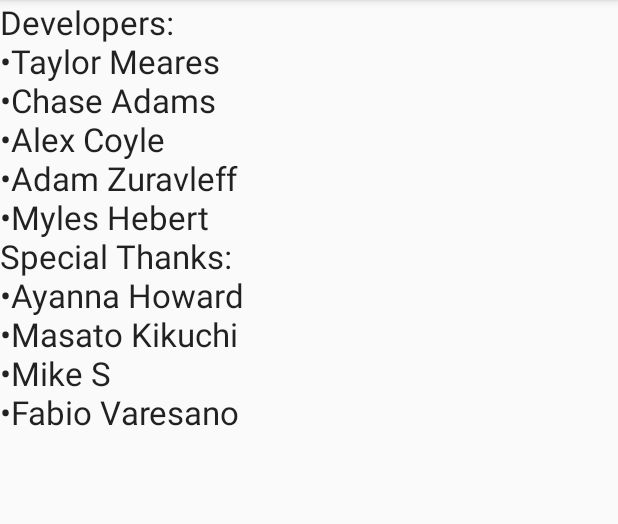
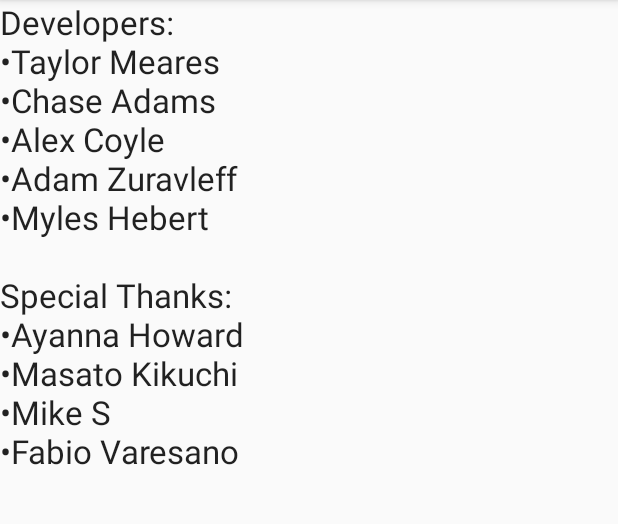
Before and after one commit to chaseadams509/Shared_VirtualDrummer, an Android app: the Credits screen opened directly, with no data from a screen before it, on a phone screen of 412 x 824 dp, the part 84-608 px from its top. Run offline under Robolectric (Android 15) with nearby library versions, the light colour scheme and no system bars.

Commit message:
Credit udpate

```diff
--- a/app/src/main/res/values/strings.xml
+++ b/app/src/main/res/values/strings.xml
@@ -13,7 +13,7 @@
     <string name="set_lefthand">Left Handed</string>
     <string name="set_righthand">Right Handed</string>
     <string name="credits_text">Developers:\n•Taylor Meares\n•Chase Adams\n•Alex Coyle\n•Adam Zuravleff\n•Myles Hebert
-    \nSpecial Thanks:\n•Ayanna Howard\n•Masato Kikuchi\n•Mike S\n•Fabio Varesano</string>
+    \n&#160;\nSpecial Thanks:\n•Ayanna Howard\n•Masato Kikuchi\n•Mike S\n•Fabio Varesano</string>
     <!--
     <string name="drum_bass">Bass</string>
     <string name="drum_hihat">HiHat</string>
@@ -51,7 +51,7 @@
     <string name="set_lefthand_j">左利き</string>
     <string name="set_righthand_j">右利き</string>
     <string name="credits_text_j">開発者:\n•Taylor Meares\n•Chase Adams\n•Alex Coyle\n•Adam Zuravleff\n•Myles Hebert
-    \ありがとうございました:\n•Ayanna Howard\n•菊池\n•Mike S\n•Fabio Varesano</string>
+    \n&#160;\nありがとうございました:\n•Ayanna Howard\n•菊池\n•Mike S\n•Fabio Varesano</string>
     <!--
     <string name="drum_bass_j">ベース</string>
     <string name="drum_hihat_j">ハイハット</string>
```
